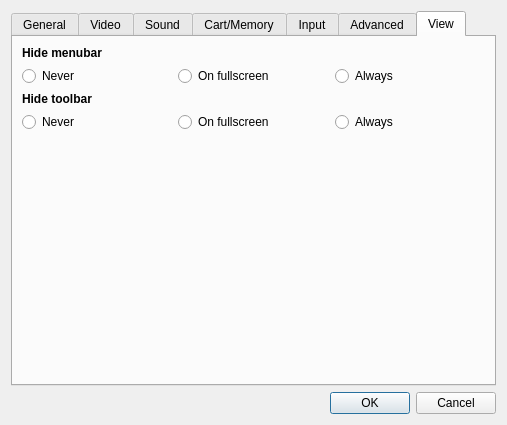
Above: yabause/src/qt/ui/UISettings.ui from KitoHo/yabause before the change. Below: the same form after it.
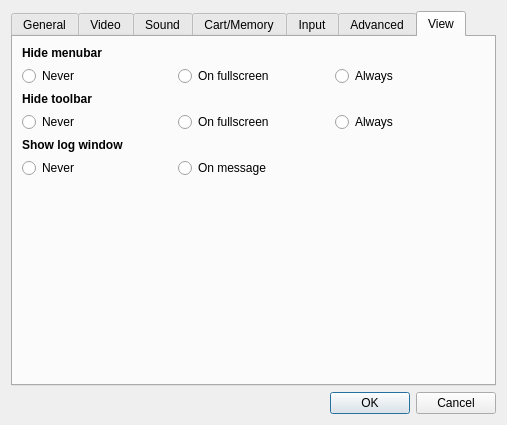
That is the form after the change. The open tabs and pages were chosen to show the change. Custom widgets are drawn as their Qt base class.

Commit message: Added a settings in Qt port to hide log window.

```diff
--- a/yabause/src/qt/ui/UISettings.ui
+++ b/yabause/src/qt/ui/UISettings.ui
@@ -562,7 +562,7 @@
        <string>View</string>
       </attribute>
       <layout class="QGridLayout">
-       <item row="4" column="0">
+       <item row="6" column="0">
         <spacer>
          <property name="orientation">
           <enum>Qt::Vertical</enum>
@@ -661,6 +661,39 @@
          </attribute>
         </widget>
        </item>
+       <item row="4" column="0" colspan="3">
+        <widget class="QLabel">
+         <property name="font">
+          <font>
+           <weight>75</weight>
+           <bold>true</bold>
+          </font>
+         </property>
+         <property name="text">
+          <string>Show log window</string>
+         </property>
+        </widget>
+       </item>
+       <item row="5" column="0">
+        <widget class="QRadioButton" name="rbLogWindowNever">
+         <property name="text">
+          <string>Never</string>
+         </property>
+         <attribute name="buttonGroup">
+          <string>bgShowLogWindow</string>
+         </attribute>
+        </widget>
+       </item>
+       <item row="5" column="1">
+        <widget class="QRadioButton" name="rbLogWindowMessage">
+         <property name="text">
+          <string>On message</string>
+         </property>
+         <attribute name="buttonGroup">
+          <string>bgShowLogWindow</string>
+         </attribute>
+        </widget>
+       </item>
       </layout>
      </widget>
     </widget>
```
Left out of the diff: 1 changed line with no effect on the pictures. The commit also changes 2 other files.
